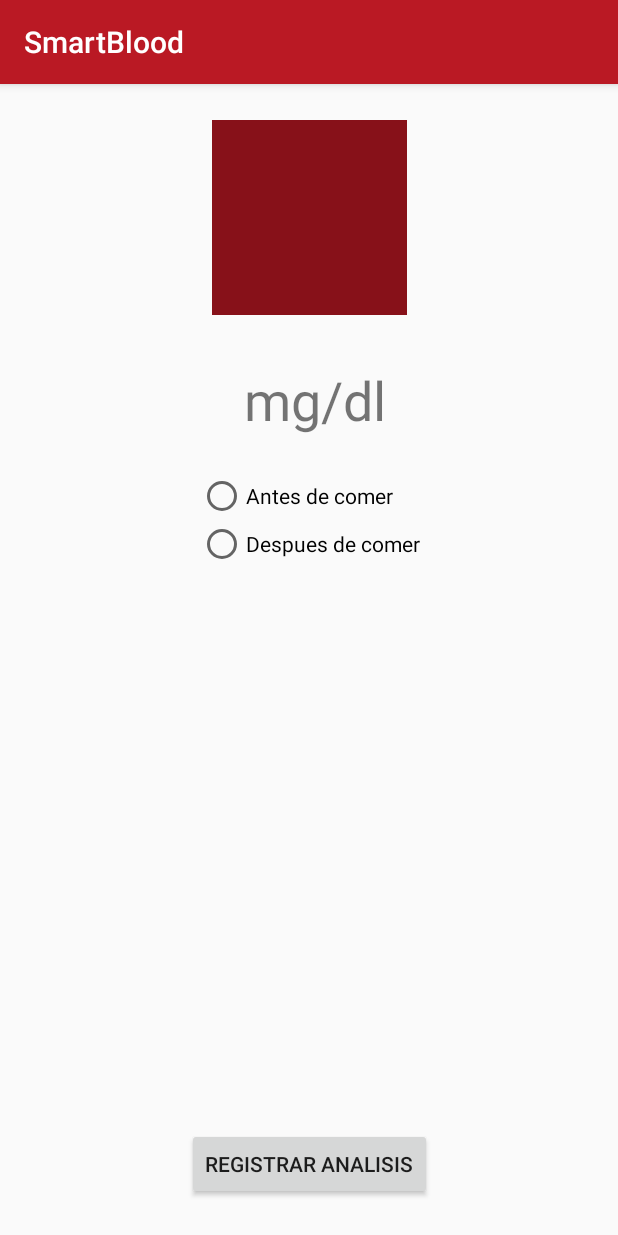
After one commit to danielmonleonguerrero/SmartBlood, an Android app: the RegistrarAnalisis screen opened directly, with no data from a screen before it, on a phone screen of 412 x 824 dp. The commit adds this screen. Run offline under Robolectric (Android 15) with nearby library versions, the phone set to English and light mode, and no system bars.

Commit message:
v4 Creación del layout de RegistrarAnalisis. Esta actividad aparecerá cuando se reciba datos por Bluetooth

```diff
--- a/app/src/main/AndroidManifest.xml
+++ b/app/src/main/AndroidManifest.xml
@@ -16,7 +16,8 @@
                 <category android:name="android.intent.category.LAUNCHER" />
             </intent-filter>
         </activity>
-        <activity android:name=".ResumenAnalisisActivity"></activity>
+        <activity android:name=".ResumenAnalisisActivity" />
+        <activity android:name=".RegistrarAnalisis"></activity>
     </application>
 
 </manifest>
--- /dev/null
+++ b/app/src/main/java/com/example/dani/smartblood/RegistrarAnalisis.java
@@ -0,0 +1,13 @@
+package com.example.dani.smartblood;
+
+import android.support.v7.app.AppCompatActivity;
+import android.os.Bundle;
+
+public class RegistrarAnalisis extends AppCompatActivity {
+
+    @Override
+    protected void onCreate(Bundle savedInstanceState) {
+        super.onCreate(savedInstanceState);
+        setContentView(R.layout.activity_registrar_analisis);
+    }
+}
--- /dev/null
+++ b/app/src/main/res/layout/activity_registrar_analisis.xml
@@ -0,0 +1,90 @@
+<?xml version="1.0" encoding="utf-8"?>
+<android.support.constraint.ConstraintLayout xmlns:android="http://schemas.android.com/apk/res/android"
+    xmlns:app="http://schemas.android.com/apk/res-auto"
+    xmlns:tools="http://schemas.android.com/tools"
+    android:layout_width="match_parent"
+    android:layout_height="match_parent"
+    tools:context=".RegistrarAnalisis">
+
+    <ImageView
+        android:id="@+id/imageView"
+        android:layout_width="130dp"
+        android:layout_height="130dp"
+        android:layout_marginStart="8dp"
+        android:layout_marginLeft="8dp"
+        android:layout_marginTop="24dp"
+        android:layout_marginEnd="8dp"
+        android:layout_marginRight="8dp"
+        app:layout_constraintEnd_toEndOf="parent"
+        app:layout_constraintStart_toStartOf="parent"
+        app:layout_constraintTop_toTopOf="parent"
+        app:srcCompat="@color/colorPrimaryDark" />
+
+    <TextView
+        android:id="@+id/nivelGlucosaView"
+        android:layout_width="wrap_content"
+        android:layout_height="wrap_content"
+        android:layout_marginTop="32dp"
+        android:textSize="36sp"
+        app:layout_constraintEnd_toStartOf="@+id/mgdlView"
+        app:layout_constraintHorizontal_bias="0.5"
+        app:layout_constraintHorizontal_chainStyle="packed"
+        app:layout_constraintStart_toStartOf="parent"
+        app:layout_constraintTop_toBottomOf="@+id/imageView"
+        tools:text="120" />
+
+    <TextView
+        android:id="@+id/mgdlView"
+        android:layout_width="wrap_content"
+        android:layout_height="wrap_content"
+        android:layout_marginStart="8dp"
+        android:layout_marginLeft="8dp"
+        android:text="mg/dl"
+        android:textSize="36sp"
+        app:layout_constraintBaseline_toBaselineOf="@+id/nivelGlucosaView"
+        app:layout_constraintEnd_toEndOf="parent"
+        app:layout_constraintHorizontal_bias="0.5"
+        app:layout_constraintStart_toEndOf="@+id/nivelGlucosaView" />
+
+    <RadioGroup
+        android:id="@+id/radioGroup1"
+        android:layout_width="wrap_content"
+        android:layout_height="wrap_content"
+        android:layout_marginStart="8dp"
+        android:layout_marginLeft="8dp"
+        android:layout_marginTop="24dp"
+        android:layout_marginEnd="8dp"
+        android:layout_marginRight="8dp"
+        app:layout_constraintEnd_toEndOf="parent"
+        app:layout_constraintStart_toStartOf="parent"
+        app:layout_constraintTop_toBottomOf="@+id/nivelGlucosaView">
+
+        <RadioButton
+            android:id="@+id/radioButton2"
+            android:layout_width="wrap_content"
+            android:layout_height="wrap_content"
+            android:layout_weight="1"
+            android:text="Antes de comer" />
+
+        <RadioButton
+            android:id="@+id/radioButton"
+            android:layout_width="wrap_content"
+            android:layout_height="wrap_content"
+            android:layout_weight="1"
+            android:text="Despues de comer" />
+    </RadioGroup>
+
+    <Button
+        android:id="@+id/registraranalisis_btn"
+        android:layout_width="wrap_content"
+        android:layout_height="wrap_content"
+        android:layout_marginStart="8dp"
+        android:layout_marginLeft="8dp"
+        android:layout_marginEnd="8dp"
+        android:layout_marginRight="8dp"
+        android:layout_marginBottom="24dp"
+        android:text="Registrar Analisis"
+        app:layout_constraintBottom_toBottomOf="parent"
+        app:layout_constraintEnd_toEndOf="parent"
+        app:layout_constraintStart_toStartOf="parent" />
+</android.support.constraint.ConstraintLayout>
--- a/app/src/main/res/layout/item_analisis_view.xml
+++ b/app/src/main/res/layout/item_analisis_view.xml
@@ -12,7 +12,7 @@
         android:layout_height="wrap_content"
         android:layout_marginStart="16dp"
         android:layout_marginLeft="16dp"
-        android:layout_marginTop="6dp"
+        android:layout_marginTop="3dp"
         android:layout_marginBottom="6dp"
         android:textSize="24sp"
         app:layout_constraintBottom_toBottomOf="parent"
@@ -106,7 +106,7 @@
         android:layout_height="45dp"
         android:layout_marginStart="16dp"
         android:layout_marginLeft="16dp"
-        android:layout_marginTop="8dp"
+        android:layout_marginTop="4dp"
         android:layout_marginBottom="8dp"
         app:layout_constraintBottom_toBottomOf="parent"
         app:layout_constraintStart_toStartOf="parent"
```
